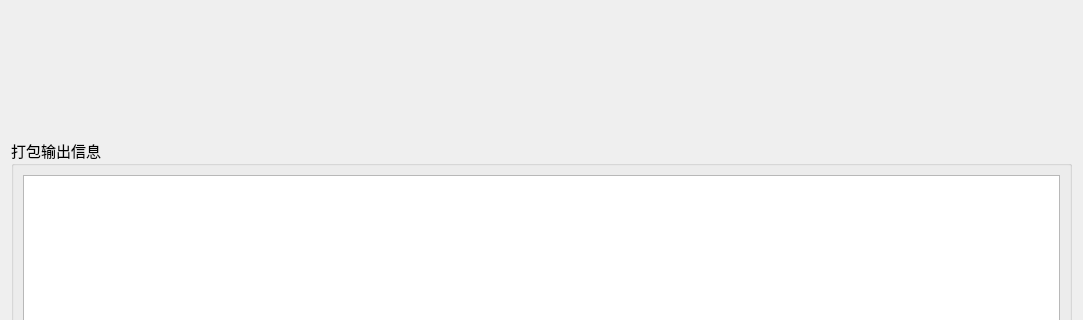
ChinaClever/MPro-Tools, file param_config/home/home_mainwid.ui: the form before one commit; both pictures show x 0 to 1083 and y 372 to 692 of the 1083 by 821 pixel window.
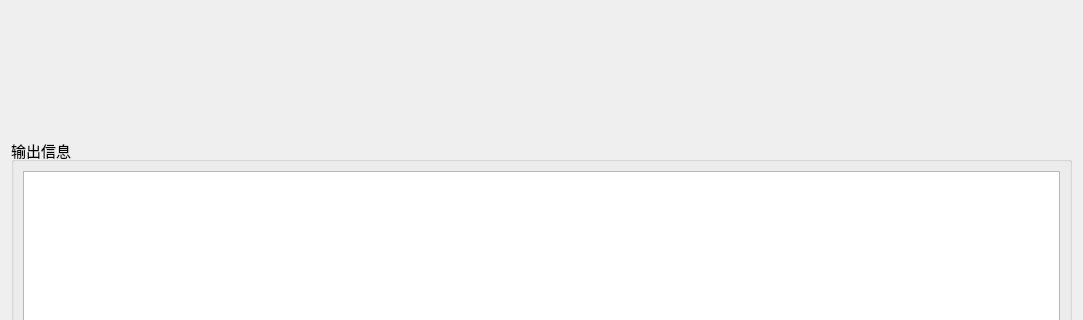
The form after the commit.

```diff
--- a/param_config/home/home_mainwid.ui
+++ b/param_config/home/home_mainwid.ui
@@ -12,7 +12,6 @@
   </property>
   <property name="font">
    <font>
-    <family>微软雅黑</family>
     <pointsize>11</pointsize>
    </font>
   </property>
@@ -32,7 +31,7 @@
       </size>
      </property>
      <property name="title">
-      <string>打包输出信息</string>
+      <string>输出信息</string>
      </property>
      <layout class="QGridLayout" name="gridLayout_2">
       <item row="0" column="0">
```
